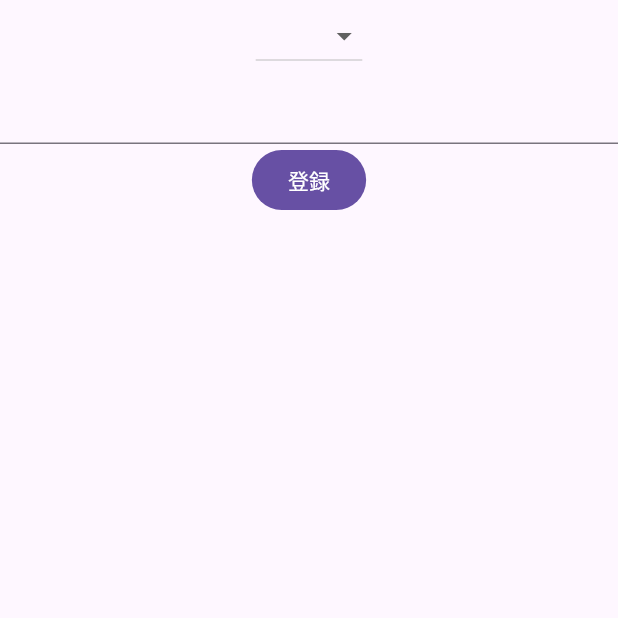
After one commit to ryomar-kappa/adit, a Flutter app: the RegisterChargeView screen opened by its route, after a tap on "登録", on a phone screen of 412 x 824 dp, the top half of it. The commit adds this screen. Run offline on Flutter 3.47's test engine with Material 3 defaults, Android fonts, the phone set to English and light mode, and no system bars; our stand-ins replace auto_route, freezed_annotation, hooks_riverpod.

Commit message:
チャージ登録画面の仮実装

```diff
--- a/lib/router/app_router.dart
+++ b/lib/router/app_router.dart
@@ -3,6 +3,7 @@ import 'package:adit/screen/home/home_view.dart';
 import 'package:adit/screen/member_detail/member_detail_view.dart';
 import 'package:adit/screen/member_list/member_list_view.dart';
 import 'package:adit/screen/project_list/project_list_view.dart';
+import 'package:adit/screen/register_charge/register_charge_view.dart';
 import 'package:adit/screen/register_member/register_member_view.dart';
 import 'package:auto_route/auto_route.dart';
 import 'package:flutter/foundation.dart';
@@ -16,6 +17,7 @@ class AppRouter extends RootStackRouter {
         AutoRoute(page: HomeRoute.page, initial: true),
         AutoRoute(page: MemberListRoute.page),
         AutoRoute(page: RegisterMemberRoute.page),
-        AutoRoute(page: MemberDetailRoute.page)
+        AutoRoute(page: MemberDetailRoute.page),
+        AutoRoute(page: RegisterChargeRoute.page)
       ];
 }
--- a/lib/screen/home/home_view.dart
+++ b/lib/screen/home/home_view.dart
@@ -31,7 +31,12 @@ class HomeView extends StatelessWidget {
               onPressed: () async {
                 AutoRouter.of(context).push(const RegisterMemberRoute());
               },
-              child: const Text('プロジェクト登録画面へ'))
+              child: const Text('プロジェクト登録画面へ')),
+          FilledButton(
+              onPressed: () async {
+                AutoRouter.of(context).push(const RegisterChargeRoute());
+              },
+              child: const Text('チャージ登録画面'))
         ],
       ),
     );
--- /dev/null
+++ b/lib/screen/register_charge/register_charge_presenter.dart
@@ -0,0 +1,38 @@
+import 'package:adit/model/charge/members_charge.dart';
+import 'package:adit/model/charge/year_month.dart';
+import 'package:adit/model/member/hrid.dart';
+import 'package:adit/model/project/project_name.dart';
+import 'package:adit/repository/charge_repository.dart';
+import 'package:adit/screen/register_charge/register_charge_view_model.dart';
+import 'package:hooks_riverpod/hooks_riverpod.dart';
+
+final registerChargePresenter = NotifierProvider.autoDispose<
+    RegisterChargePresenter,
+    RegisterChargeViewModel>(RegisterChargePresenter.new);
+
+class RegisterChargePresenter
+    extends AutoDisposeNotifier<RegisterChargeViewModel> {
+  @override
+  RegisterChargeViewModel build() {
+    return const RegisterChargeViewModel(projectName: null, amount: null);
+  }
+
+  void onChangeProjectname(ProjectName? projectName) {
+    state = state.copyWith(projectName: projectName);
+  }
+
+  void onChangeAmount(String amount) {
+    state = state.copyWith(amount: amount);
+  }
+
+  void onRegister() {
+    final charge = MembersChargeByMonth.from(
+        HRID(hrid: '101284'), YearMonth(year: 2024, month: 4), [
+      CreateChargeCommand(
+          projectName: state.projectName!.value,
+          amount: int.parse(state.amount!))
+    ]);
+
+    ref.read(chargeRepository).registerCharge(charge);
+  }
+}
--- /dev/null
+++ b/lib/screen/register_charge/register_charge_view.dart
@@ -0,0 +1,57 @@
+import 'package:adit/model/project/project_name.dart';
+import 'package:adit/screen/register_charge/register_charge_presenter.dart';
+import 'package:adit/screen/register_charge/register_charge_view_model.dart';
+import 'package:auto_route/auto_route.dart';
+import 'package:flutter/material.dart';
+import 'package:hooks_riverpod/hooks_riverpod.dart';
+
+@RoutePage()
+class RegisterChargeView extends ConsumerWidget {
+  const RegisterChargeView({super.key});
+
+  @override
+  Widget build(BuildContext context, WidgetRef ref) {
+    final viewModel = ref.watch(registerChargePresenter);
+    final presenter = ref.watch(registerChargePresenter.notifier);
+    return Scaffold(
+      body: Column(
+        children: [
+          _inputForm(viewModel, presenter),
+          FilledButton(
+              onPressed: () {
+                presenter.onRegister();
+                AutoRouter.of(context).popUntilRoot();
+              },
+              child: Text('登録'))
+        ],
+      ),
+    );
+  }
+
+  Widget _inputForm(
+      RegisterChargeViewModel viewModel, RegisterChargePresenter presenter) {
+    return Column(
+      children: [
+        DropdownButton(
+            value: viewModel.projectName,
+            items: [
+              DropdownMenuItem<ProjectName>(
+                value: ProjectName(value: 'Tiger'),
+                child: const Text('Tiger'),
+              ),
+              DropdownMenuItem<ProjectName>(
+                value: ProjectName(value: 'Bloom'),
+                child: const Text('Bloom'),
+              )
+            ],
+            onChanged: (projectName) {
+              presenter.onChangeProjectname(projectName);
+            }),
+        TextFormField(
+          initialValue: viewModel.amount,
+          onChanged: presenter.onChangeAmount,
+        ),
+      ],
+    );
+  }
+}
--- /dev/null
+++ b/lib/screen/register_charge/register_charge_view_model.dart
@@ -0,0 +1,15 @@
+// 保存時の自動整形でfoundationが消えないように警告を消している
+// ignore: unused_import, directives_ordering
+import 'package:adit/model/project/project_name.dart';
+import 'package:flutter/foundation.dart';
+import 'package:freezed_annotation/freezed_annotation.dart';
+
+part 'register_charge_view_model.freezed.dart';
+
+@freezed
+class RegisterChargeViewModel with _$RegisterChargeViewModel {
+  const factory RegisterChargeViewModel({
+    required ProjectName? projectName,
+    required String? amount,
+  }) = _RegisterChargeViewModel;
+}
```
Also changed, not shown: lib/model/charge/charge.dart (+7 -0 lines), lib/model/charge/members_charge.dart (+13 -2 lines), lib/repository/charge_repository.dart (+9 -7 lines), lib/router/app_router.gr.dart, lib/screen/register_charge/register_charge_view_model.freezed.dart (added).
